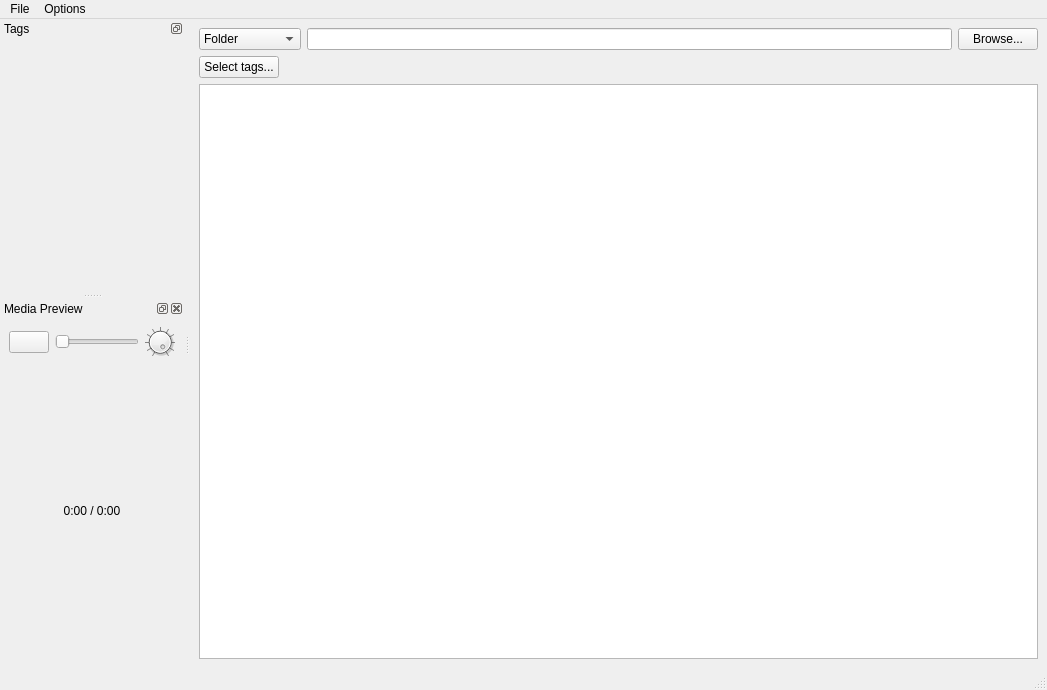
Qt form ui/tagger_window.ui (midnightdim/declutter) before a commit.
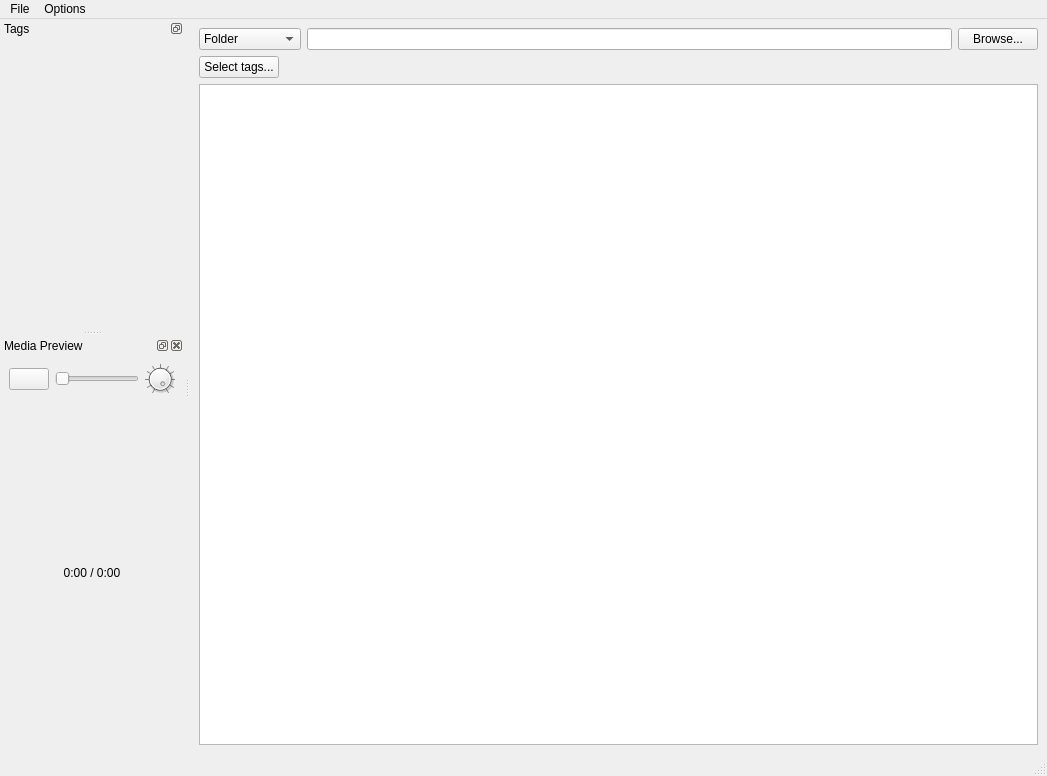
The same form after that commit. Icons and pictures are not drawn. Custom widgets are drawn as their Qt base class.

What changed in the file:
```diff
--- a/ui/tagger_window.ui
+++ b/ui/tagger_window.ui
@@ -7,7 +7,7 @@
     <x>0</x>
     <y>0</y>
     <width>1047</width>
-    <height>690</height>
+    <height>776</height>
    </rect>
   </property>
   <property name="windowTitle">
@@ -221,7 +221,7 @@
           <x>0</x>
           <y>0</y>
           <width>180</width>
-          <height>351</height>
+          <height>400</height>
          </rect>
         </property>
         <property name="sizePolicy">
```
